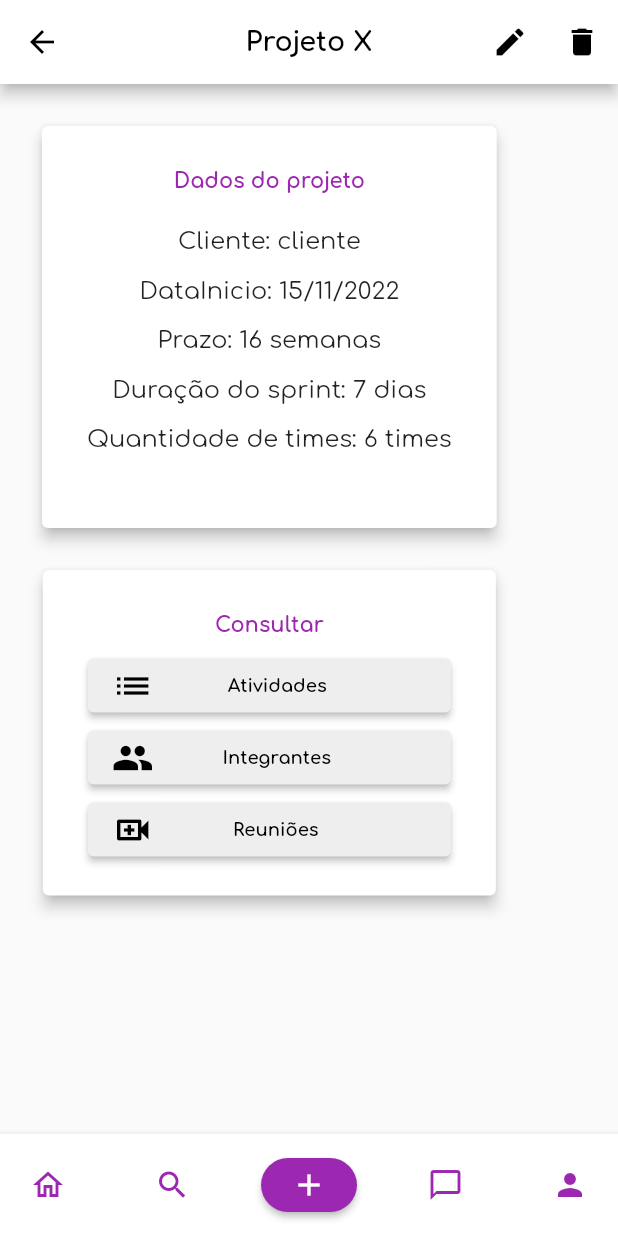
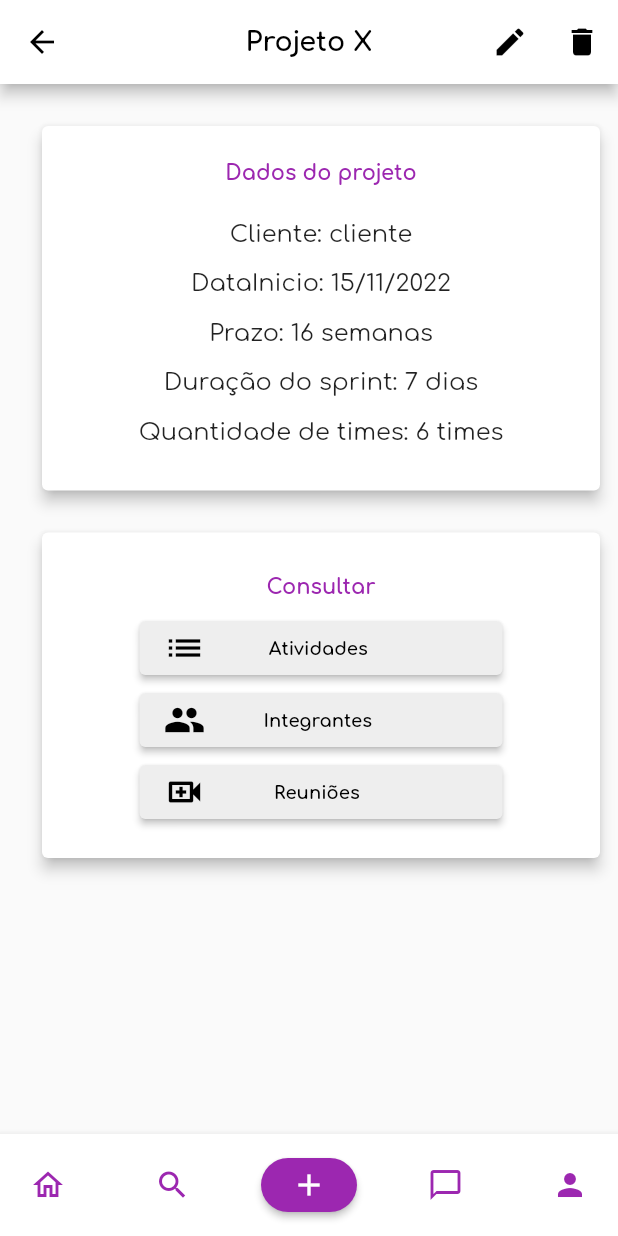
Before and after one commit to Kathamala/easy_scrum, a Flutter app: the ProjectDetailsPage screen opened directly, on a phone screen of 412 x 824 dp. Run offline on Flutter 3.47's test engine with Material 2 defaults, Android fonts, the phone set to English and light mode, and no system bars.

Commit message:
Uso do width: infinity para os cards
No meu celular ficou dessincronizado, mas no de Alex no meet tava ok, então to achando estranho

```diff
--- a/lib/pages/project/project-details.dart
+++ b/lib/pages/project/project-details.dart
@@ -99,14 +99,15 @@ class _ProjectDetailsPageState extends State<ProjectDetailsPage> {
   Widget build(BuildContext context) {
     final cardDadosProjeto = Card(
         elevation: 4.0,
-        child: Padding(
-          padding: const EdgeInsets.fromLTRB(30, 5, 30, 20),
+        child: SizedBox(
+          width: double.infinity,
           child: Column(
               mainAxisAlignment: MainAxisAlignment.spaceBetween,
               children: [
                 Padding(
                   padding: const EdgeInsets.fromLTRB(8, 24, 8, 8),
                   child: Text("Dados do projeto",
+                      textAlign: TextAlign.left,
                       style: TextStyle(
                           color: AppColors.primaryPurple,
                           fontSize: 14,
@@ -147,6 +148,8 @@ class _ProjectDetailsPageState extends State<ProjectDetailsPage> {
         elevation: 4.0,
         child: Padding(
             padding: const EdgeInsets.fromLTRB(30, 5, 30, 20),
+            child: SizedBox(
+              width: double.infinity,
               child: Column(
                   mainAxisAlignment: MainAxisAlignment.spaceBetween,
                   children: [
@@ -175,7 +178,7 @@ class _ProjectDetailsPageState extends State<ProjectDetailsPage> {
                               Icons.list,
                               size: 28,
                             ),
-                        Text("              Atividades",
+                            Text("            Atividades",
                                 //textAlign: TextAlign.right,
                                 style: TextStyle(
                                     color: AppColors.black,
@@ -199,7 +202,7 @@ class _ProjectDetailsPageState extends State<ProjectDetailsPage> {
                               Icons.people,
                               size: 28,
                             ),
-                        Text("             Integrantes",
+                            Text("           Integrantes",
                                 //textAlign: TextAlign.right,
                                 style: TextStyle(
                                     color: AppColors.black,
@@ -219,7 +222,7 @@ class _ProjectDetailsPageState extends State<ProjectDetailsPage> {
                               Icons.video_call_outlined,
                               size: 28,
                             ),
-                        Text("               Reuniões",
+                            Text("             Reuniões",
                                 //textAlign: TextAlign.right,
                                 style: TextStyle(
                                     color: AppColors.black,
@@ -230,7 +233,7 @@ class _ProjectDetailsPageState extends State<ProjectDetailsPage> {
                       ],
                     ),
                   ]),
-        ));
+            )));
 
     return Scaffold(
         appBar: TopAppBar(
```
Lines whose indentation alone changed are shown as unchanged.
